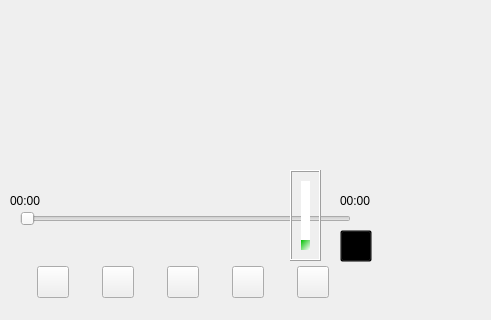
chen-arrow/project2, file project/MusicPlayer/widget.ui: the form before one commit; both pictures show x 0 to 491 and y 260 to 580 of the 1024 by 580 pixel window.
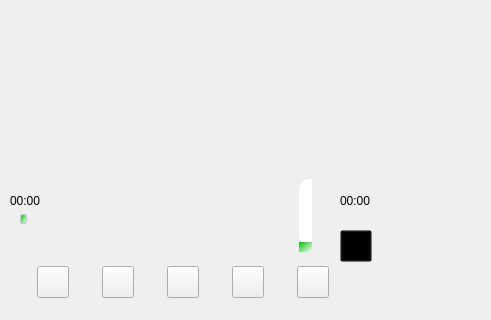
The form after the commit. Icons and pictures are not drawn.

```diff
--- a/project/MusicPlayer/widget.ui
+++ b/project/MusicPlayer/widget.ui
@@ -188,6 +188,53 @@
      <height>18</height>
     </rect>
    </property>
+   <property name="styleSheet">
+    <string notr="true">QSlider::groove:horizontal {
+border: 0px solid #bbb;
+}
+
+/*1.滑动过的槽设计参数*/
+QSlider::sub-page:horizontal {
+background: qlineargradient(spread:pad, x1:0, y1:0, x2:1, y2:1, stop:0 rgba(16, 181, 140, 255), stop:1 rgba(255, 255, 255, 255));
+border-radius: 2px;
+margin-top:8px;
+margin-bottom:8px;
+}
+
+/*2.未滑动过的槽设计参数*/
+QSlider::add-page:horizontal {
+background: rgb(255,255, 255);
+border: 0px solid #777;
+border-radius: 2px;
+margin-top:9px;
+margin-bottom:9px;
+}
+ 
+/*3.平时滑动的滑块设计参数*/
+QSlider::handle:horizontal {
+/*滑块颜色*/
+background:qlineargradient(spread:pad, x1:0, y1:0, x2:1, y2:1, stop:0 rgba(0, 191, 0, 255), stop:1 rgba(255, 255, 255, 255));
+/*滑块的宽度*/
+width: 5px;
+border: 1px solid rgb(193,204,208);
+border-radius: 2px; 
+
+margin-top:4px;
+
+margin-bottom:4px;
+}
+
+/*4.手动拉动时显示的滑块设计参数*/
+QSlider::handle:horizontal:hover {
+
+background: qlineargradient(spread:pad, x1:0, y1:0, x2:1, y2:1, stop:0 rgba(0, 191, 0, 255), stop:1 rgba(255, 255, 255, 255));
+width: 10px;
+border: 1px solid rgb(193,204,208);
+border-radius: 5px; 
+margin-top:2px;
+margin-bottom:2px;
+}</string>
+   </property>
    <property name="orientation">
     <enum>Qt::Horizontal</enum>
    </property>
@@ -249,7 +296,7 @@
     </rect>
    </property>
    <property name="frameShape">
-    <enum>QFrame::Box</enum>
+    <enum>QFrame::NoFrame</enum>
    </property>
    <property name="frameShadow">
     <enum>QFrame::Raised</enum>
```
